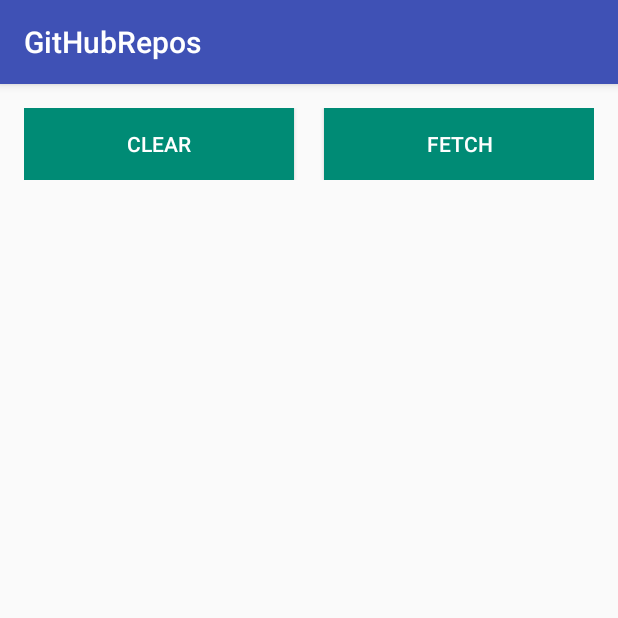
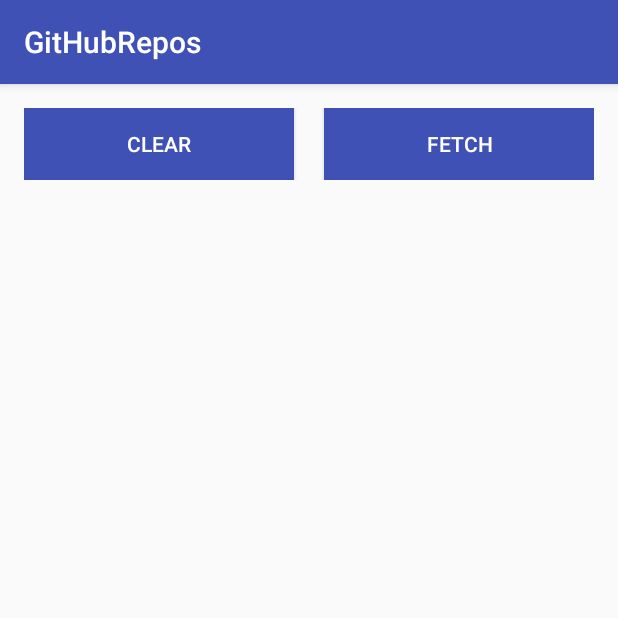
Before and after one commit to HendAlQett/GithubRepos, an Android app: the screen it shows after launch (MainActivity), on a phone screen of 412 x 824 dp, the top half of it. Run offline under Robolectric (Android 15) with nearby library versions, the phone set to English and light mode, and no system bars.

Commit message:
Adding new colors and RecyclerView

```diff
--- a/GitHubRepos/app/src/main/res/layout/activity_main.xml
+++ b/GitHubRepos/app/src/main/res/layout/activity_main.xml
@@ -17,21 +17,26 @@
             android:id="@+id/button_clear"
             android:layout_width="88dp"
             android:layout_height="wrap_content"
-            android:background="#008B75"
+            android:background="@color/colorPrimary"
             android:layout_weight="1"
             android:layout_marginRight="10dp"
-            android:textColor="#ffffff"
+            android:textColor="@android:color/white"
             android:text="Clear" />
         <Button
             android:id="@+id/button_fetch"
             android:layout_width="88dp"
             android:layout_height="wrap_content"
-            android:background="#008B75"
+            android:background="@color/colorPrimary"
             android:layout_weight="1"
             android:layout_marginLeft="10dp"
-            android:textColor="#ffffff"
+            android:textColor="@android:color/white"
             android:text="Fetch" />
 
     </LinearLayout>
 
+    <android.support.v7.widget.RecyclerView
+        android:id="@+id/recycler_view"
+        android:padding="16dp"
+        android:layout_width="match_parent"
+        android:layout_height="match_parent"/>
 </RelativeLayout>
```
